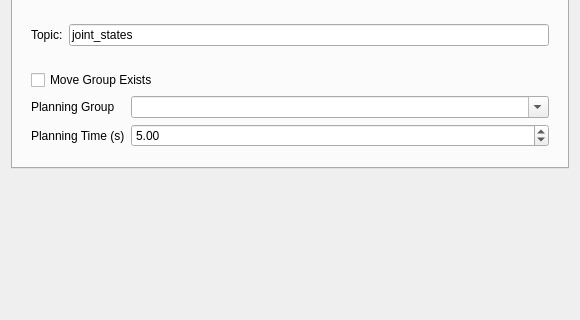
Qt form ROS2MotionControl/Resources/UI/ROS2MotionControl.ui (rosmed/slicer_ros2_module) before a commit; both pictures show x 0 to 580 and y 166 to 486 of the 580 by 1162 pixel window.
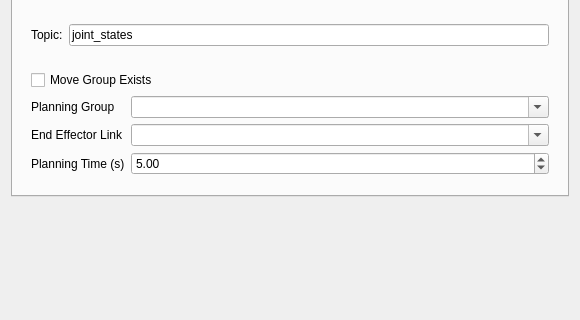
The same form after that commit. Custom widgets are drawn as their Qt base class.

Commit message: feat: add end-effector link selection dropdown populated from SRDF to ROS2MotionControl UI

What changed in the file:
```diff
--- a/ROS2MotionControl/Resources/UI/ROS2MotionControl.ui
+++ b/ROS2MotionControl/Resources/UI/ROS2MotionControl.ui
@@ -210,13 +210,30 @@
                     </widget>
                  </item>
                  <item row="2" column="0">
+                    <widget class="QLabel" name="endEffectorLinkLabel">
+                     <property name="text">
+                      <string>End Effector Link</string>
+                     </property>
+                    </widget>
+                 </item>
+                 <item row="2" column="1">
+                    <widget class="QComboBox" name="endEffectorLinkComboBox">
+                     <property name="editable">
+                      <bool>true</bool>
+                     </property>
+                     <property name="toolTip">
+                      <string>Select the end-effector link (tip link) used for IK planning</string>
+                     </property>
+                    </widget>
+                 </item>
+                 <item row="3" column="0">
                     <widget class="QLabel" name="planningTimeLabel">
                      <property name="text">
                       <string>Planning Time (s)</string>
                      </property>
                     </widget>
                  </item>
-                 <item row="2" column="1">
+                 <item row="3" column="1">
                     <widget class="QDoubleSpinBox" name="planningTimeSpinBox">
                      <property name="toolTip">
                       <string>Maximum time allowed for MoveIt motion planning (seconds)</string>
```
The commit also changes 1 other file.
